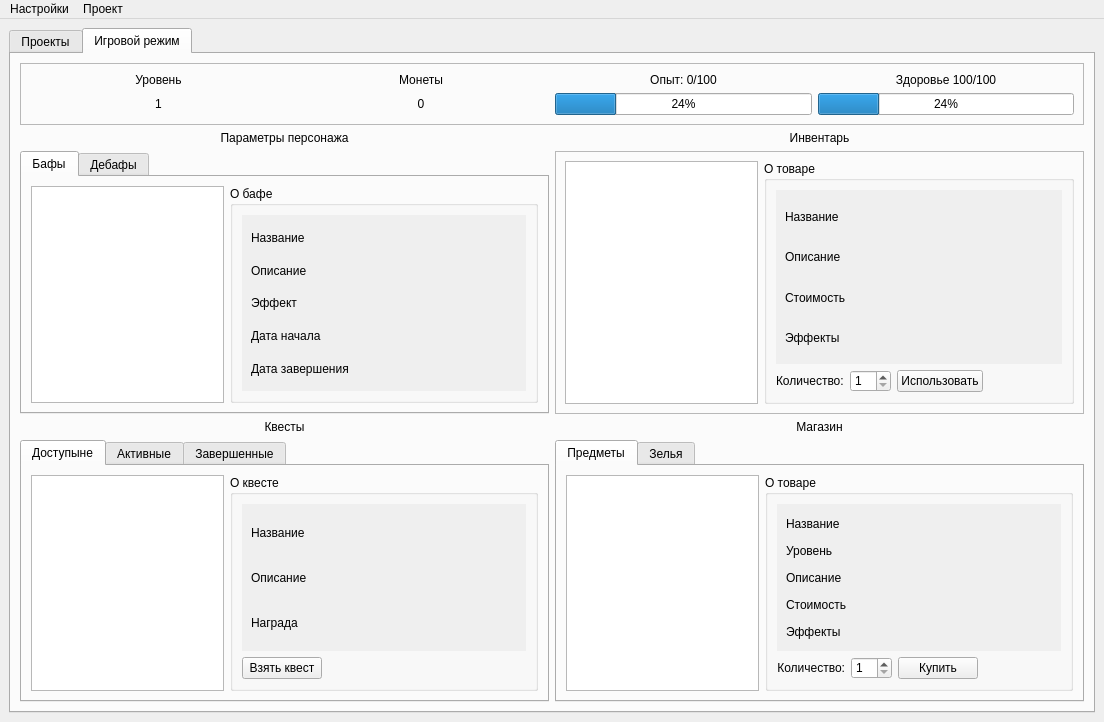
Before: the Qt Designer form UI template/main_window.ui in nevskyforever/nfprogress, drawn with Qt 5.
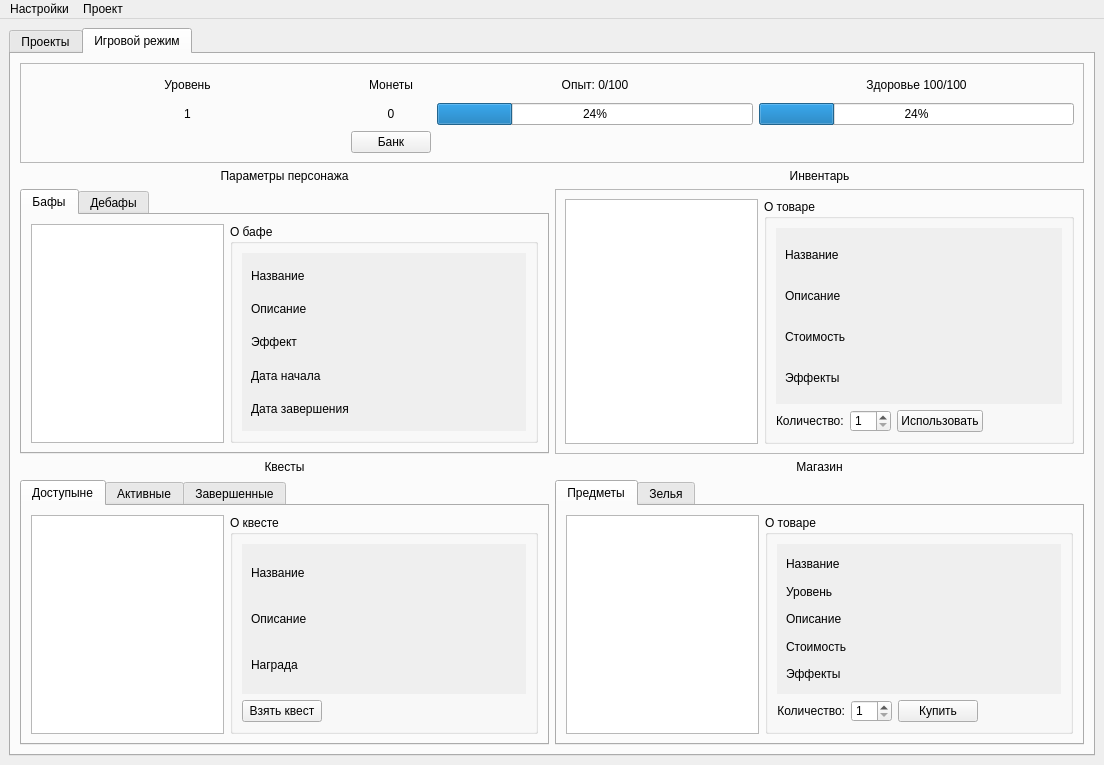
After: the same form once the commit is applied. The open tabs and pages were chosen to show the change.

Commit message:
В окно банка добавлена базовая логика банковского аккаунта - статусы продуктов, кнопки для функций взятия и возврата
Добавлена и подключена кнопка банка

Diff of the .ui file:
```diff
--- a/UI template/main_window.ui
+++ b/UI template/main_window.ui
@@ -7,7 +7,7 @@
     <x>0</x>
     <y>0</y>
     <width>1104</width>
-    <height>722</height>
+    <height>765</height>
    </rect>
   </property>
   <property name="font">
@@ -31,6 +31,11 @@
       <property name="enabled">
        <bool>true</bool>
       </property>
+      <property name="font">
+       <font>
+        <family>Arial</family>
+       </font>
+      </property>
       <property name="tabShape">
        <enum>QTabWidget::TabShape::Rounded</enum>
       </property>
@@ -652,6 +657,11 @@
             <verstretch>0</verstretch>
            </sizepolicy>
           </property>
+          <property name="font">
+           <font>
+            <family>Arial</family>
+           </font>
+          </property>
           <property name="currentIndex">
            <number>0</number>
           </property>
@@ -674,16 +684,31 @@
                 <height>16777215</height>
                </size>
               </property>
+              <property name="font">
+               <font>
+                <family>Arial</family>
+               </font>
+              </property>
              </widget>
             </item>
             <item row="0" column="1">
              <widget class="QGroupBox" name="about_selected_available_quest">
+              <property name="font">
+               <font>
+                <family>Arial</family>
+               </font>
+              </property>
               <property name="title">
                <string>О квесте</string>
               </property>
               <layout class="QGridLayout" name="gridLayout_13">
                <item row="2" column="1">
                 <widget class="QScrollArea" name="scrollArea_3">
+                 <property name="font">
+                  <font>
+                   <family>Arial</family>
+                  </font>
+                 </property>
                  <property name="widgetResizable">
                   <bool>true</bool>
                  </property>
@@ -692,13 +717,18 @@
                    <rect>
                     <x>0</x>
                     <y>0</y>
-                    <width>98</width>
-                    <height>88</height>
+                    <width>232</width>
+                    <height>131</height>
                    </rect>
                   </property>
                   <layout class="QGridLayout" name="gridLayout_14">
                    <item row="0" column="0">
                     <widget class="QLabel" name="name_selected_available_quest">
+                     <property name="font">
+                      <font>
+                       <family>Arial</family>
+                      </font>
+                     </property>
                      <property name="text">
                       <string>Название</string>
                      </property>
@@ -709,6 +739,11 @@
                    </item>
                    <item row="1" column="0">
                     <widget class="QLabel" name="description_selected_available_quest">
+                     <property name="font">
+                      <font>
+                       <family>Arial</family>
+                      </font>
+                     </property>
                      <property name="text">
                       <string>Описание</string>
                      </property>
@@ -719,6 +754,11 @@
                    </item>
                    <item row="2" column="0">
                     <widget class="QLabel" name="prize_selected_available_quest">
+                     <property name="font">
+                      <font>
+                       <family>Arial</family>
+                      </font>
+                     </property>
                      <property name="text">
                       <string>Награда</string>
                      </property>
@@ -739,6 +779,11 @@
                    <verstretch>0</verstretch>
                   </sizepolicy>
                  </property>
+                 <property name="font">
+                  <font>
+                   <family>Arial</family>
+                  </font>
+                 </property>
                  <property name="text">
                   <string>Взять квест</string>
                  </property>
@@ -968,6 +1013,11 @@
         </item>
         <item row="1" column="1">
          <widget class="QLabel" name="inventory_label">
+          <property name="font">
+           <font>
+            <family>Arial</family>
+           </font>
+          </property>
           <property name="text">
            <string>Инвентарь</string>
           </property>
@@ -984,6 +1034,11 @@
             <verstretch>0</verstretch>
            </sizepolicy>
           </property>
+          <property name="font">
+           <font>
+            <family>Arial</family>
+           </font>
+          </property>
           <property name="frameShape">
            <enum>QFrame::Shape::StyledPanel</enum>
           </property>
@@ -1005,10 +1060,20 @@
                <height>16777215</height>
               </size>
              </property>
+             <property name="font">
+              <font>
+               <family>Arial</family>
+              </font>
+             </property>
             </widget>
            </item>
            <item>
             <widget class="QGroupBox" name="inventory_scroll_area">
+             <property name="font">
+              <font>
+               <family>Arial</family>
+              </font>
+             </property>
              <property name="title">
               <string>О товаре</string>
              </property>
@@ -1021,6 +1086,11 @@
                   <verstretch>0</verstretch>
                  </sizepolicy>
                 </property>
+                <property name="font">
+                 <font>
+                  <family>Arial</family>
+                 </font>
+                </property>
                 <property name="text">
                  <string>Использовать</string>
                 </property>
@@ -1034,6 +1104,11 @@
                   <verstretch>0</verstretch>
                  </sizepolicy>
                 </property>
+                <property name="font">
+                 <font>
+                  <family>Arial</family>
+                 </font>
+                </property>
                 <property name="text">
                  <string>Количество:</string>
                 </property>
@@ -1050,6 +1125,11 @@
                   <verstretch>0</verstretch>
                  </sizepolicy>
                 </property>
+                <property name="font">
+                 <font>
+                  <family>Arial</family>
+                 </font>
+                </property>
                 <property name="minimum">
                  <number>1</number>
                 </property>
@@ -1063,6 +1143,11 @@
               </item>
               <item row="0" column="0" colspan="4">
                <widget class="QScrollArea" name="about_selected_inventory_item">
+                <property name="font">
+                 <font>
+                  <family>Arial</family>
+                 </font>
+                </property>
                 <property name="widgetResizable">
                  <bool>true</bool>
                 </property>
@@ -1071,13 +1156,18 @@
                   <rect>
                    <x>0</x>
                    <y>0</y>
-                   <width>98</width>
-                   <height>112</height>
+                   <width>258</width>
+                   <height>150</height>
                   </rect>
                  </property>
                  <layout class="QGridLayout" name="gridLayout_19">
                   <item row="0" column="0">
                    <widget class="QLabel" name="name_selected_item">
+                    <property name="font">
+                     <font>
+                      <family>Arial</family>
+                     </font>
+                    </property>
                     <property name="text">
                      <string>Название</string>
                     </property>
@@ -1088,6 +1178,11 @@
                   </item>
                   <item row="2" column="0">
                    <widget class="QLabel" name="level_selected_item">
+                    <property name="font">
+                     <font>
+                      <family>Arial</family>
+                     </font>
+                    </property>
                     <property name="text">
                      <string>Стоимость</string>
                     </property>
@@ -1098,6 +1193,11 @@
                   </item>
                   <item row="3" column="0">
                    <widget class="QLabel" name="effect_selected_item">
+                    <property name="font">
+                     <font>
+                      <family>Arial</family>
+                     </font>
+                    </property>
                     <property name="text">
                      <string>Эффекты</string>
                     </property>
@@ -1108,6 +1208,11 @@
                   </item>
                   <item row="1" column="0">
                    <widget class="QLabel" name="description_selected_item">
+                    <property name="font">
+                     <font>
+                      <family>Arial</family>
+                     </font>
+                    </property>
                     <property name="text">
                      <string>Описание</string>
                     </property>
@@ -1134,6 +1239,11 @@
             <height>18</height>
            </size>
           </property>
+          <property name="font">
+           <font>
+            <family>Arial</family>
+           </font>
+          </property>
           <property name="text">
            <string>Параметры персонажа</string>
           </property>
@@ -1142,116 +1252,6 @@
           </property>
          </widget>
         </item>
-        <item row="0" column="0" colspan="2">
-         <widget class="QFrame" name="frame_5">
-          <property name="sizePolicy">
-           <sizepolicy hsizetype="Preferred" vsizetype="Fixed">
-            <horstretch>0</horstretch>
-            <verstretch>43</verstretch>
-           </sizepolicy>
-          </property>
-          <property name="minimumSize">
-           <size>
-            <width>0</width>
-            <height>55</height>
-           </size>
-          </property>
-          <property name="frameShape">
-           <enum>QFrame::Shape::StyledPanel</enum>
-          </property>
-          <property name="frameShadow">
-           <enum>QFrame::Shadow::Raised</enum>
-          </property>
-          <layout class="QGridLayout" name="gridLayout_6">
-           <item row="0" column="0">
-            <widget class="QLabel" name="label">
-             <property name="text">
-              <string>Уровень</string>
-             </property>
-             <property name="alignment">
-              <set>Qt::AlignmentFlag::AlignCenter</set>
-             </property>
-            </widget>
-           </item>
-           <item row="0" column="3">
-            <widget class="QLabel" name="gamer_health">
-             <property name="text">
-              <string>Здоровье 100/100</string>
-             </property>
-             <property name="alignment">
-              <set>Qt::AlignmentFlag::AlignCenter</set>
-             </property>
-            </widget>
-           </item>
-           <item row="1" column="3">
-            <widget class="QProgressBar" name="gamer_health_progressbar">
-             <property name="sizePolicy">
-              <sizepolicy hsizetype="Minimum" vsizetype="Fixed">
-               <horstretch>0</horstretch>
-               <verstretch>0</verstretch>
-              </sizepolicy>
-             </property>
-             <property name="value">
-              <number>24</number>
-             </property>
-            </widget>
-           </item>
-           <item row="1" column="1">
-            <widget class="QLabel" name="gamer_coins">
-             <property name="text">
-              <string>0</string>
-             </property>
-             <property name="alignment">
-              <set>Qt::AlignmentFlag::AlignCenter</set>
-             </property>
-            </widget>
-           </item>
-           <item row="1" column="0">
-            <widget class="QLabel" name="gamer_label">
-             <property name="text">
-              <string>1</string>
-             </property>
-             <property name="alignment">
-              <set>Qt::AlignmentFlag::AlignCenter</set>
-             </property>
-            </widget>
-           </item>
-           <item row="0" column="1">
-            <widget class="QLabel" name="label_3">
-             <property name="text">
-              <string>Монеты</string>
-             </property>
-             <property name="alignment">
-              <set>Qt::AlignmentFlag::AlignCenter</set>
-             </property>
-            </widget>
-           </item>
-           <item row="0" column="2">
-            <widget class="QLabel" name="gamer_exp">
-             <property name="text">
-              <string>Опыт: 0/100</string>
-             </property>
-             <property name="alignment">
-              <set>Qt::AlignmentFlag::AlignCenter</set>
-             </property>
-            </widget>
-           </item>
-           <item row="1" column="2">
-            <widget class="QProgressBar" name="exp_progressbar">
-             <property name="sizePolicy">
-              <sizepolicy hsizetype="Minimum" vsizetype="Fixed">
-               <horstretch>0</horstretch>
-               <verstretch>0</verstretch>
-              </sizepolicy>
-             </property>
-             <property name="value">
-              <number>24</number>
-             </property>
-            </widget>
-           </item>
-          </layout>
-         </widget>
-        </item>
         <item row="2" column="0">
          <widget class="QTabWidget" name="parameters_tabs">
           <property name="sizePolicy">
@@ -1260,6 +1260,11 @@
             <verstretch>0</verstretch>
            </sizepolicy>
           </property>
+          <property name="font">
+           <font>
+            <family>Arial</family>
+           </font>
+          </property>
           <property name="currentIndex">
            <number>0</number>
           </property>
@@ -1282,16 +1287,31 @@
                 <height>16777215</height>
                </size>
               </property>
+              <property name="font">
+               <font>
+                <family>Arial</family>
+               </font>
+              </property>
              </widget>
             </item>
             <item>
              <widget class="QGroupBox" name="about_selected_buf">
+              <property name="font">
+               <font>
+                <family>Arial</family>
+               </font>
+              </property>
               <property name="title">
                <string>О бафе</string>
               </property>
               <layout class="QGridLayout" name="gridLayout_22">
                <item row="0" column="0">
                 <widget class="QScrollArea" name="scrollArea_7">
+                 <property name="font">
+                  <font>
+                   <family>Arial</family>
+                  </font>
+                 </property>
                  <property name="widgetResizable">
                   <bool>true</bool>
                  </property>
@@ -1300,13 +1320,18 @@
                    <rect>
                     <x>0</x>
                     <y>0</y>
-                    <width>100</width>
-                    <height>168</height>
+                    <width>232</width>
+                    <height>159</height>
                    </rect>
                   </property>
                   <layout class="QGridLayout" name="gridLayout_23">
                    <item row="4" column="0">
                     <widget class="QLabel" name="label_37">
+                     <property name="font">
+                      <font>
+                       <family>Arial</family>
+                      </font>
+                     </property>
                      <property name="text">
                       <string>Дата завершения</string>
                      </property>
@@ -1317,6 +1342,11 @@
                    </item>
                    <item row="2" column="0">
                     <widget class="QLabel" name="label_38">
+                     <property name="font">
+                      <font>
+                       <family>Arial</family>
+                      </font>
+                     </property>
                      <property name="text">
                       <string>Эффект</string>
                      </property>
@@ -1327,6 +1357,11 @@
                    </item>
                    <item row="1" column="0">
                     <widget class="QLabel" name="label_39">
+                     <property name="font">
+                      <font>
+                       <family>Arial</family>
+                      </font>
+                     </property>
                      <property name="text">
                       <string>Описание</string>
                      </property>
@@ -1337,6 +1372,11 @@
                    </item>
                    <item row="0" column="0">
                     <widget class="QLabel" name="label_40">
+                     <property name="font">
+                      <font>
+                       <family>Arial</family>
+                      </font>
+                     </property>
                      <property name="text">
                       <string>Название</string>
                      </property>
@@ -1347,6 +1387,11 @@
                    </item>
                    <item row="3" column="0">
                     <widget class="QLabel" name="label_41">
+                     <property name="font">
+                      <font>
+                       <family>Arial</family>
+                      </font>
+                     </property>
                      <property name="text">
                       <string>Дата начала</string>
                      </property>
@@ -1475,6 +1520,11 @@
             <height>18</height>
            </size>
           </property>
+          <property name="font">
+           <font>
+            <family>Arial</family>
+           </font>
+          </property>
           <property name="text">
            <string>Квесты</string>
           </property>
@@ -1491,6 +1541,11 @@
             <verstretch>0</verstretch>
            </sizepolicy>
           </property>
+          <property name="font">
+           <font>
+            <family>Arial</family>
+           </font>
+          </property>
           <property name="currentIndex">
            <number>0</number>
           </property>
@@ -1513,10 +1568,20 @@
                 <height>16777215</height>
                </size>
               </property>
+              <property name="font">
+               <font>
+                <family>Arial</family>
+               </font>
+              </property>
              </widget>
             </item>
             <item row="0" column="1">
              <widget class="QGroupBox" name="selected_goods_item_infobox">
+              <property name="font">
+               <font>
+                <family>Arial</family>
+               </font>
+              </property>
               <property name="title">
                <string>О товаре</string>
               </property>
@@ -1529,6 +1594,11 @@
                    <verstretch>0</verstretch>
                   </sizepolicy>
                  </property>
+                 <property name="font">
+                  <font>
+                   <family>Arial</family>
+                  </font>
+                 </property>
                  <property name="mouseTracking">
                   <bool>false</bool>
                  </property>
@@ -1551,6 +1621,11 @@
                    <verstretch>0</verstretch>
                   </sizepolicy>
                  </property>
+                 <property name="font">
+                  <font>
+                   <family>Arial</family>
+                  </font>
+                 </property>
                  <property name="minimum">
                   <number>1</number>
                  </property>
@@ -1567,6 +1642,11 @@
                    <verstretch>0</verstretch>
                   </sizepolicy>
                  </property>
+                 <property name="font">
+                  <font>
+                   <family>Arial</family>
+                  </font>
+                 </property>
                  <property name="text">
                   <string>Количество:</string>
                  </property>
@@ -1577,6 +1657,11 @@
                </item>
                <item row="0" column="0" colspan="4">
                 <widget class="QScrollArea" name="about_selected_goods">
+                 <property name="font">
+                  <font>
+                   <family>Arial</family>
+                  </font>
+                 </property>
                  <property name="widgetResizable">
                   <bool>true</bool>
                  </property>
@@ -1585,13 +1670,18 @@
                    <rect>
                     <x>0</x>
                     <y>0</y>
-                    <width>98</width>
-                    <height>136</height>
+                    <width>254</width>
+                    <height>131</height>
                    </rect>
                   </property>
                   <layout class="QGridLayout" name="gridLayout_21">
                    <item row="4" column="0">
                     <widget class="QLabel" name="effect_selected_item_on_shop">
+                     <property name="font">
+                      <font>
+                       <family>Arial</family>
+                      </font>
+                     </property>
                      <property name="text">
                       <string>Эффекты</string>
                      </property>
@@ -1602,6 +1692,11 @@
                    </item>
                    <item row="3" column="0">
                     <widget class="QLabel" name="peice_selected_item_on_shop">
+                     <property name="font">
+                      <font>
+                       <family>Arial</family>
+                      </font>
+                     </property>
                      <property name="text">
                       <string>Стоимость</string>
                      </property>
@@ -1612,6 +1707,11 @@
                    </item>
                    <item row="0" column="0">
                     <widget class="QLabel" name="name_selected_item_on_shop">
+                     <property name="font">
+                      <font>
+                       <family>Arial</family>
+                      </font>
+                     </property>
                      <property name="text">
                       <string>Название</string>
                      </property>
@@ -1622,6 +1722,11 @@
                    </item>
                    <item row="2" column="0">
                     <widget class="QLabel" name="description_selected_item_on_shop">
+                     <property name="font">
+                      <font>
+                       <family>Arial</family>
+                      </font>
+                     </property>
                      <property name="text">
                       <string>Описание</string>
                      </property>
@@ -1632,6 +1737,11 @@
                    </item>
                    <item row="1" column="0">
                     <widget class="QLabel" name="level_selected_item_on_shop">
+                     <property name="font">
+                      <font>
+                       <family>Arial</family>
+                      </font>
+                     </property>
                      <property name="text">
                       <string>Уровень</string>
                      </property>
@@ -1792,6 +1902,11 @@
         </item>
         <item row="3" column="1">
          <widget class="QLabel" name="shop_label">
+          <property name="font">
+           <font>
+            <family>Arial</family>
+           </font>
+          </property>
           <property name="text">
            <string>Магазин</string>
           </property>
@@ -1800,6 +1915,179 @@
           </property>
          </widget>
         </item>
+        <item row="0" column="0" colspan="2">
+         <widget class="QFrame" name="frame_5">
+          <property name="sizePolicy">
+           <sizepolicy hsizetype="Preferred" vsizetype="Fixed">
+            <horstretch>0</horstretch>
+            <verstretch>0</verstretch>
+           </sizepolicy>
+          </property>
+          <property name="minimumSize">
+           <size>
+            <width>0</width>
+            <height>100</height>
+           </size>
+          </property>
+          <property name="font">
+           <font>
+            <family>Arial</family>
+           </font>
+          </property>
+          <property name="frameShape">
+           <enum>QFrame::Shape::StyledPanel</enum>
+          </property>
+          <property name="frameShadow">
+           <enum>QFrame::Shadow::Raised</enum>
+          </property>
+          <layout class="QGridLayout" name="gridLayout_6">
+           <item row="0" column="3">
+            <widget class="QLabel" name="gamer_health">
+             <property name="font">
+              <font>
+               <family>Arial</family>
+              </font>
+             </property>
+             <property name="text">
+              <string>Здоровье 100/100</string>
+             </property>
+             <property name="alignment">
+              <set>Qt::AlignmentFlag::AlignCenter</set>
+             </property>
+            </widget>
+           </item>
+           <item row="0" column="2">
+            <widget class="QLabel" name="gamer_exp">
+             <property name="font">
+              <font>
+               <family>Arial</family>
+              </font>
+             </property>
+             <property name="text">
+              <string>Опыт: 0/100</string>
+             </property>
+             <property name="alignment">
+              <set>Qt::AlignmentFlag::AlignCenter</set>
+             </property>
+            </widget>
+           </item>
+           <item row="1" column="1">
+            <widget class="QLabel" name="gamer_coins">
+             <property name="font">
+              <font>
+               <family>Arial</family>
+              </font>
+             </property>
+             <property name="text">
+              <string>0</string>
+             </property>
+             <property name="alignment">
+              <set>Qt::AlignmentFlag::AlignCenter</set>
+             </property>
+            </widget>
+           </item>
+           <item row="1" column="2">
+            <widget class="QProgressBar" name="exp_progressbar">
+             <property name="sizePolicy">
+              <sizepolicy hsizetype="Minimum" vsizetype="Fixed">
+               <horstretch>0</horstretch>
+               <verstretch>0</verstretch>
+              </sizepolicy>
+             </property>
+             <property name="font">
+              <font>
+               <family>Arial</family>
+              </font>
+             </property>
+             <property name="value">
+              <number>24</number>
+             </property>
+            </widget>
+           </item>
+           <item row="1" column="3">
+            <widget class="QProgressBar" name="gamer_health_progressbar">
+             <property name="sizePolicy">
+              <sizepolicy hsizetype="Minimum" vsizetype="Fixed">
+               <horstretch>0</horstretch>
+               <verstretch>0</verstretch>
+              </sizepolicy>
+             </property>
+             <property name="font">
+              <font>
+               <family>Arial</family>
+              </font>
+             </property>
+             <property name="value">
+              <number>24</number>
+             </property>
+            </widget>
+           </item>
+           <item row="0" column="1">
+            <widget class="QLabel" name="label_3">
+             <property name="font">
+              <font>
+               <family>Arial</family>
+              </font>
+             </property>
+             <property name="text">
+              <string>Монеты</string>
+             </property>
+             <property name="alignment">
+              <set>Qt::AlignmentFlag::AlignCenter</set>
+             </property>
+            </widget>
+           </item>
+           <item row="0" column="0">
+            <widget class="QLabel" name="label">
+             <property name="font">
+              <font>
+               <family>Arial</family>
+              </font>
+             </property>
+             <property name="text">
+              <string>Уровень</string>
+             </property>
+             <property name="alignment">
+              <set>Qt::AlignmentFlag::AlignCenter</set>
+             </property>
+            </widget>
+           </item>
+           <item row="1" column="0">
+            <widget class="QLabel" name="gamer_label">
+             <property name="font">
+              <font>
+               <family>Arial</family>
+              </font>
+             </property>
+             <property name="text">
+              <string>1</string>
+             </property>
+             <property name="alignment">
+              <set>Qt::AlignmentFlag::AlignCenter</set>
+             </property>
+            </widget>
+           </item>
+           <item row="2" column="1">
+            <widget class="QPushButton" name="bank_btn">
+             <property name="sizePolicy">
+              <sizepolicy hsizetype="Fixed" vsizetype="Fixed">
+               <horstretch>0</horstretch>
+               <verstretch>0</verstretch>
+              </sizepolicy>
+             </property>
+             <property name="font">
+              <font>
+               <family>Arial</family>
+              </font>
+             </property>
+             <property name="text">
+              <string>Банк</string>
+             </property>
+            </widget>
+           </item>
+          </layout>
+         </widget>
+        </item>
        </layout>
       </widget>
      </widget>
```
Left out of the diff: 4 changed lines with no effect on the pictures. The commit also changes 5 other files.
